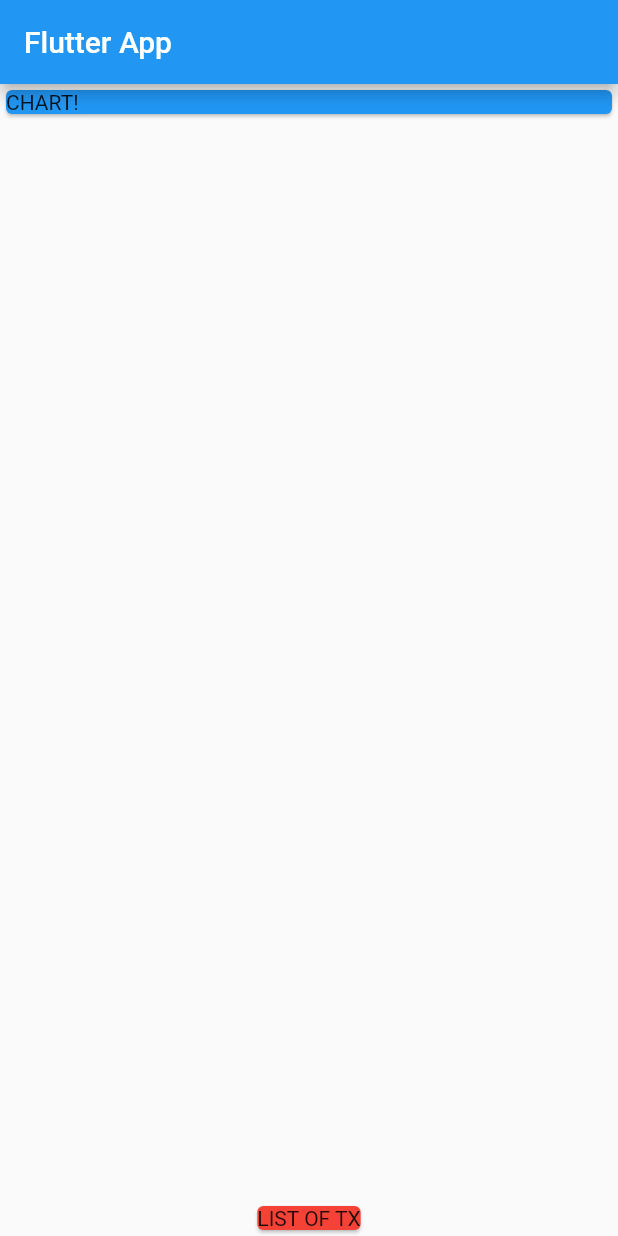
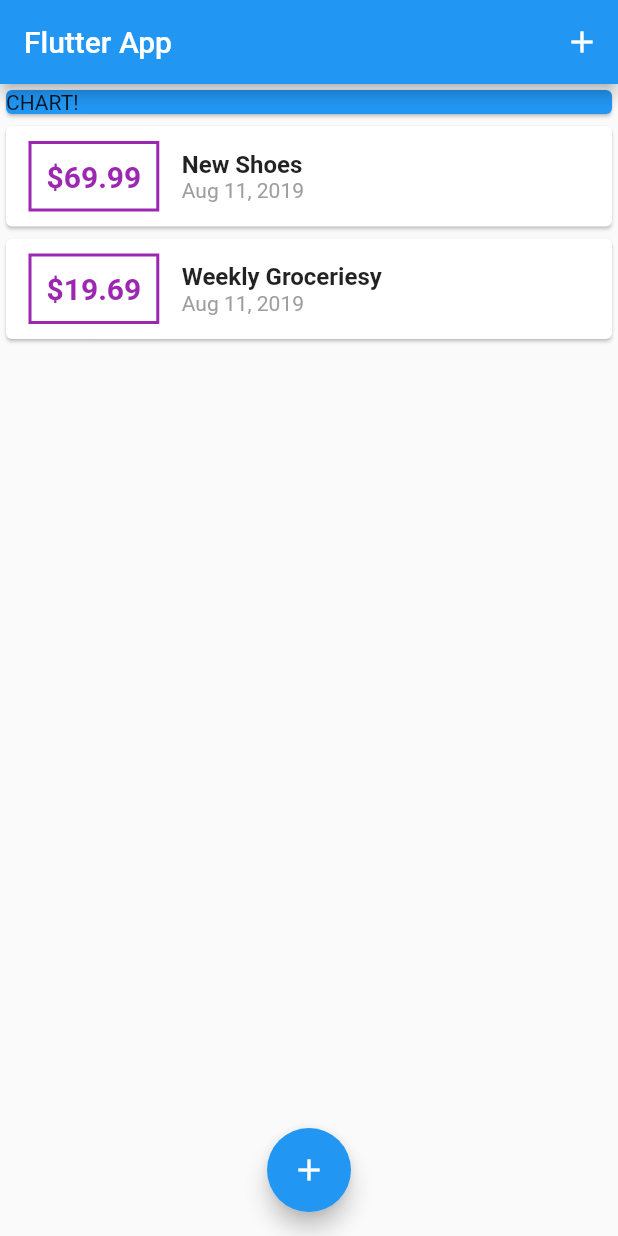
Before and after one commit to CodenameCOTC/personale, a Flutter app: the screen it shows after launch, on a phone screen of 412 x 824 dp. Run offline on Flutter 3.47's test engine with Material 2 defaults, Android fonts, the phone set to English and light mode, and no system bars.

Commit message:
add transaction list, add new trasaction widget

```diff
--- a/lib/main.dart
+++ b/lib/main.dart
@@ -1,4 +1,8 @@
 import 'package:flutter/material.dart';
+
+import 'package:expense_tracker/widgets/new_transaction.dart';
+import 'package:expense_tracker/widgets/transaction_list.dart';
+import 'models/transaction.dart';
 
 void main() => runApp(MyApp());
 
@@ -12,15 +16,66 @@ class MyApp extends StatelessWidget {
   }
 }
 
-class MyHomePage extends StatelessWidget {
+class MyHomePage extends StatefulWidget {
+  @override
+  _MyHomePageState createState() => _MyHomePageState();
+}
+
+class _MyHomePageState extends State<MyHomePage> {
+  final List<Transaction> _userTransactions = [
+    Transaction(
+      id: 't1',
+      title: 'New Shoes',
+      amount: 69.99,
+      date: DateTime.now(),
+    ),
+    Transaction(
+      id: 't2',
+      title: 'Weekly Groceriesy',
+      amount: 19.69,
+      date: DateTime.now(),
+    ),
+  ];
+
+  void _addNewTransaction(String title, double amount) {
+    final newTx = Transaction(
+      title: title,
+      amount: amount,
+      date: DateTime.now(),
+      id: DateTime.now().toString(),
+    );
+    setState(() {
+      _userTransactions.add(newTx);
+    });
+  }
+
+  void startAddNewTransaction(BuildContext ctx) {
+    showModalBottomSheet(
+      context: ctx,
+      builder: (_) {
+        return GestureDetector(
+          onTap: () {},
+          child: NewTransaction(_addNewTransaction),
+          behavior: HitTestBehavior.opaque,
+        );
+      },
+    );
+  }
+
   @override
   Widget build(BuildContext context) {
     return Scaffold(
       appBar: AppBar(
         title: Text('Flutter App'),
+        actions: <Widget>[
+          IconButton(
+            icon: Icon(Icons.add),
+            onPressed: () => startAddNewTransaction(context),
           ),
-      body: Column(
-        mainAxisAlignment: MainAxisAlignment.spaceBetween,
+        ],
+      ),
+      body: SingleChildScrollView(
+        child: Column(
           children: <Widget>[
             Container(
               width: double.infinity,
@@ -29,11 +84,14 @@ class MyHomePage extends StatelessWidget {
                 child: Text('CHART!'),
               ),
             ),
-          Card(
-            color: Colors.red,
-            child: Text('LIST OF TX'),
-          )
+            TransactionList(_userTransactions)
           ],
+        ),
+      ),
+      floatingActionButtonLocation: FloatingActionButtonLocation.centerFloat,
+      floatingActionButton: FloatingActionButton(
+        child: Icon(Icons.add),
+        onPressed: () => startAddNewTransaction(context),
       ),
     );
   }
--- /dev/null
+++ b/lib/models/transaction.dart
@@ -0,0 +1,15 @@
+import 'package:flutter/foundation.dart';
+
+class Transaction {
+  final String id;
+  final String title;
+  final double amount;
+  final DateTime date;
+
+  Transaction({
+    @required this.id,
+    @required this.title,
+    @required this.amount,
+    @required this.date,
+  });
+}
--- /dev/null
+++ b/lib/widgets/transaction_list.dart
@@ -0,0 +1,63 @@
+import 'package:flutter/material.dart';
+import 'package:intl/intl.dart';
+
+import 'package:expense_tracker/models/transaction.dart';
+
+class TransactionList extends StatelessWidget {
+  final List<Transaction> transactions;
+
+  TransactionList(this.transactions);
+
+  @override
+  Widget build(BuildContext context) {
+    return Container(
+      height: 300,
+      child: ListView.builder(
+        itemBuilder: (ctx, index) {
+          return Card(
+            key: Key(transactions[index].id),
+            child: Row(
+              children: <Widget>[
+                Container(
+                  margin: EdgeInsets.symmetric(vertical: 10, horizontal: 15),
+                  decoration: BoxDecoration(
+                    border: Border.all(
+                      width: 2,
+                      color: Colors.purple,
+                    ),
+                  ),
+                  padding: EdgeInsets.all(10),
+                  child: Text(
+                    '\$${transactions[index].amount.toStringAsFixed(2)}',
+                    style: TextStyle(
+                      fontWeight: FontWeight.bold,
+                      fontSize: 20,
+                      color: Colors.purple,
+                    ),
+                  ),
+                ),
+                Column(
+                  crossAxisAlignment: CrossAxisAlignment.start,
+                  children: <Widget>[
+                    Text(
+                      transactions[index].title,
+                      style: TextStyle(
+                        fontSize: 16,
+                        fontWeight: FontWeight.bold,
+                      ),
+                    ),
+                    Text(
+                      DateFormat.yMMMd().format(transactions[index].date),
+                      style: TextStyle(color: Colors.grey),
+                    ),
+                  ],
+                )
+              ],
+            ),
+          );
+        },
+        itemCount: transactions.length,
+      ),
+    );
+  }
+}
--- a/pubspec.yaml
+++ b/pubspec.yaml
@@ -28,29 +28,25 @@ dev_dependencies:
   flutter_test:
     sdk: flutter
 
+  intl: ^0.15.8
 
 # For information on the generic Dart part of this file, see the
 # following page: https://dart.dev/tools/pub/pubspec
 
 # The following section is specific to Flutter.
 flutter:
-
   # The following line ensures that the Material Icons font is
   # included with your application, so that you can use the icons in
   # the material Icons class.
   uses-material-design: true
-
   # To add assets to your application, add an assets section, like this:
   # assets:
   #  - images/a_dot_burr.jpeg
   #  - images/a_dot_ham.jpeg
-
   # An image asset can refer to one or more resolution-specific "variants", see
   # https://flutter.dev/assets-and-images/#resolution-aware.
-
   # For details regarding adding assets from package dependencies, see
   # https://flutter.dev/assets-and-images/#from-packages
-
   # To add custom fonts to your application, add a fonts section here,
   # in this "flutter" section. Each entry in this list should have a
   # "family" key with the font family name, and a "fonts" key with a
```
Also changed, not shown: lib/widgets/new_transaction.dart (added, +64 -0 lines), pubspec.lock. Lines whose indentation alone changed are shown as unchanged.
